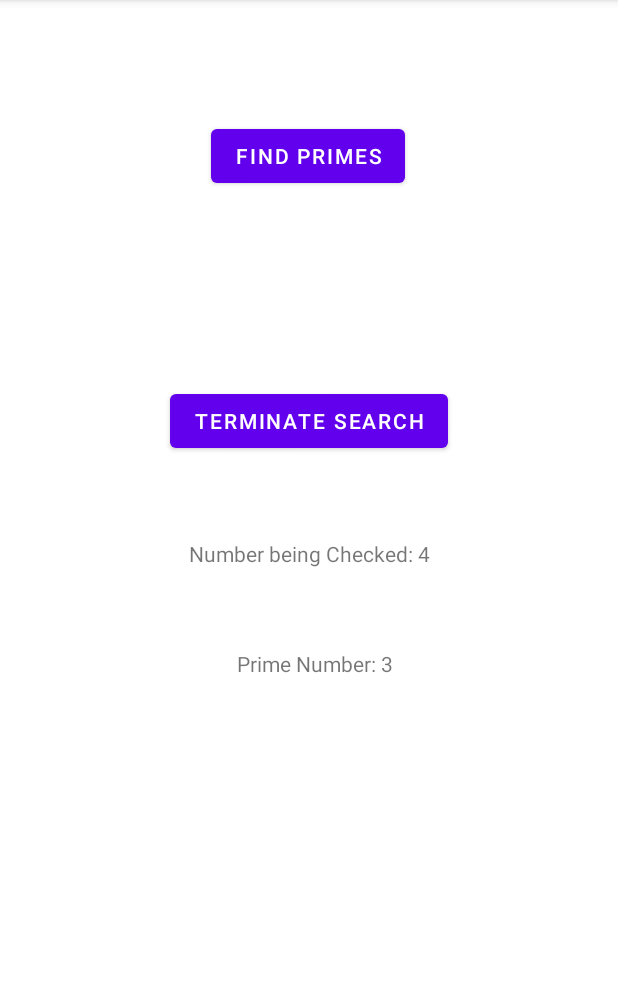
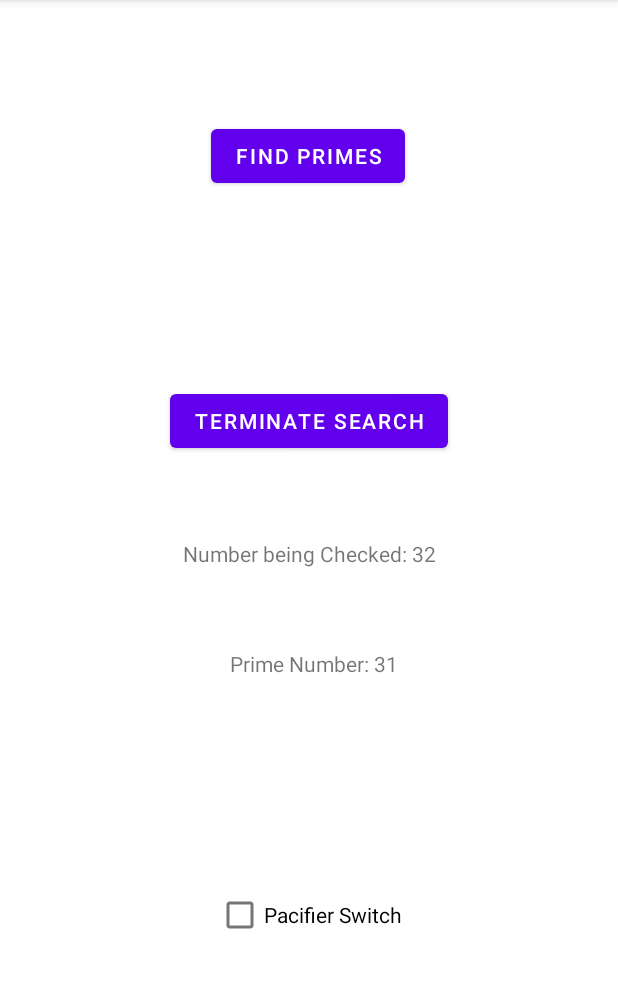
Before and after one commit to KanishkaSoni11/NUMAD22Su_KanishkaSoni, an Android app: the Activity_Thread screen opened directly, with no data from a screen before it, after a tap on "FIND PRIMES", on a phone screen of 412 x 824 dp, the part 84-1072 px from its top. Run offline under Robolectric (Android 15) with nearby library versions, the phone set to English and light mode, and no system bars.

```diff
--- a/app/src/main/java/edu/neu/madcourse/numad22su_kanishkasoni/Activity_Thread.java
+++ b/app/src/main/java/edu/neu/madcourse/numad22su_kanishkasoni/Activity_Thread.java
@@ -48,7 +48,7 @@ public class Activity_Thread extends AppCompatActivity {
         @Override
         public void run() {
 
-            for (int i = 2; i <= 10; i++) {
+            for (int i = 2; i <= 100; i++) {
                 final int finalI = i;
 
                 //The handler changes the TextView running in the UI thread.
@@ -59,7 +59,7 @@ public class Activity_Thread extends AppCompatActivity {
                     }
                 });
                 try {
-                    Thread.sleep(1000); //Makes the thread sleep or be inactive for 10 seconds
+                    Thread.sleep(100); //Makes the thread sleep or be inactive for 10 seconds
                 } catch (InterruptedException e) {
                     e.printStackTrace();
                 }
--- a/app/src/main/res/layout/activity_thread.xml
+++ b/app/src/main/res/layout/activity_thread.xml
@@ -50,4 +50,15 @@
         app:layout_constraintHorizontal_bias="0.5"
         app:layout_constraintStart_toStartOf="parent"
         app:layout_constraintTop_toBottomOf="@+id/button_TerminateSearch" />
+
+    <CheckBox
+        android:id="@+id/checkBox"
+        android:layout_width="wrap_content"
+        android:layout_height="wrap_content"
+        android:text="Pacifier Switch"
+        app:layout_constraintBottom_toBottomOf="parent"
+        app:layout_constraintEnd_toEndOf="parent"
+        app:layout_constraintHorizontal_bias="0.5"
+        app:layout_constraintStart_toStartOf="parent"
+        app:layout_constraintTop_toBottomOf="@+id/textView_number" />
 </androidx.constraintlayout.widget.ConstraintLayout>
```
